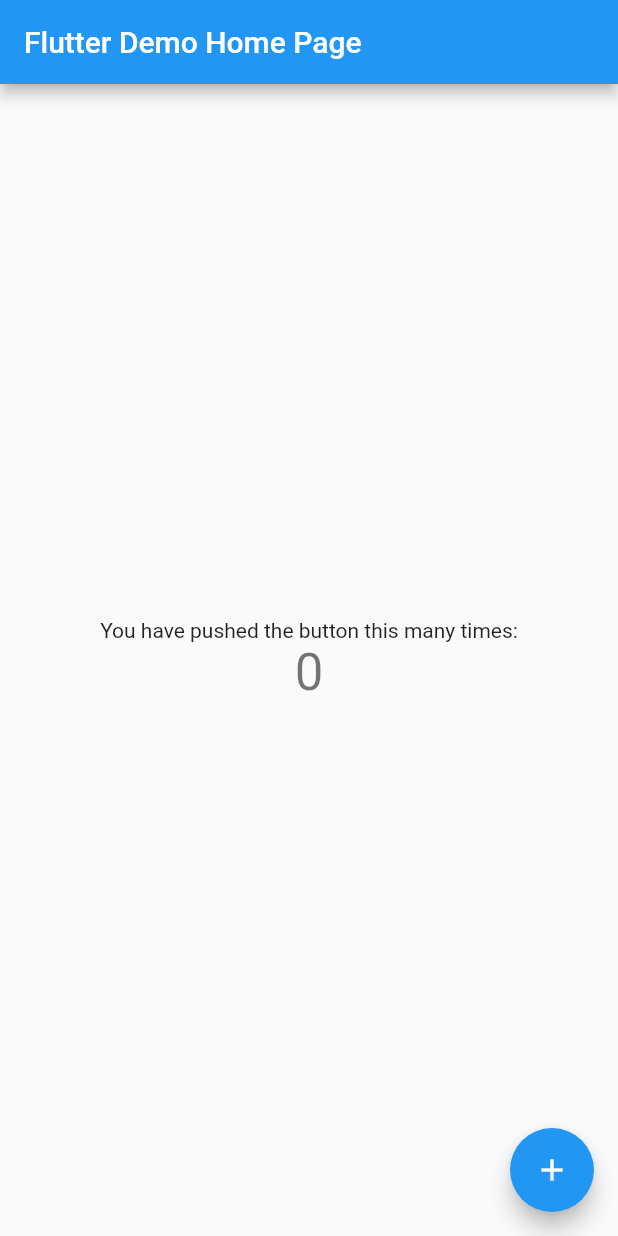
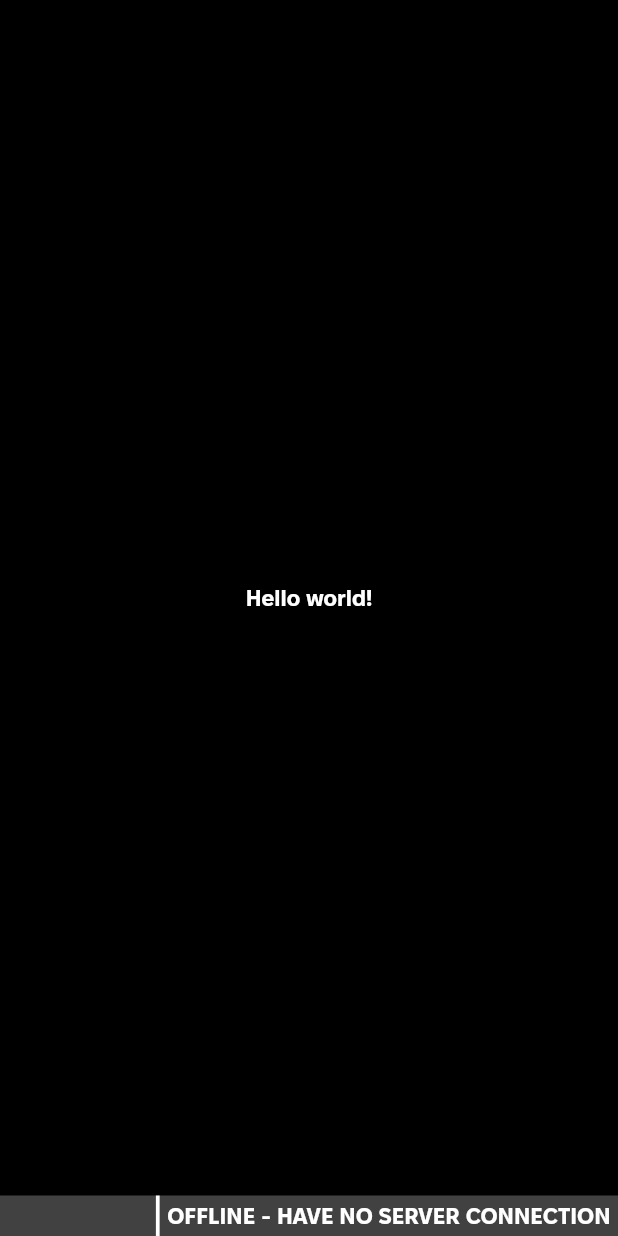
Before and after one commit to denver-code/secure_control_panel, a Flutter app: the screen it shows after launch, on a phone screen of 412 x 824 dp. Run offline on Flutter 3.47's test engine with Material 2 defaults, Android fonts, the phone set to English and light mode, and no system bars; missing offline and left inert: desktop_window.

Commit message:
Main screen scretch + fonts

```diff
--- /dev/null
+++ b/lib/internal/services/hex2color.dart
@@ -0,0 +1,16 @@
+import 'package:flutter/material.dart';
+
+extension HexColor on Color {
+  static Color fromHex(String hexString) {
+    final buffer = StringBuffer();
+    if (hexString.length == 6 || hexString.length == 7) buffer.write('ff');
+    buffer.write(hexString.replaceFirst('#', ''));
+    return Color(int.parse(buffer.toString(), radix: 16));
+  }
+
+  String toHex({bool leadingHashSign = true}) => '${leadingHashSign ? '#' : ''}'
+      '${alpha.toRadixString(16).padLeft(2, '0')}'
+      '${red.toRadixString(16).padLeft(2, '0')}'
+      '${green.toRadixString(16).padLeft(2, '0')}'
+      '${blue.toRadixString(16).padLeft(2, '0')}';
+}
--- a/lib/main.dart
+++ b/lib/main.dart
@@ -1,115 +1,30 @@
 import 'package:flutter/material.dart';
+import 'package:desktop_window/desktop_window.dart';
+import 'package:secure_control_panel/screens/authorisation_screen.dart';
 
-void main() {
+void main() async {
+  WidgetsFlutterBinding.ensureInitialized();
+
+  Size size = await DesktopWindow.getWindowSize();
+  DesktopWindow.setMinWindowSize(size);
+  DesktopWindow.setMaxWindowSize(size);
+
   runApp(const MyApp());
 }
 
 class MyApp extends StatelessWidget {
   const MyApp({Key? key}) : super(key: key);
 
-  // This widget is the root of your application.
   @override
   Widget build(BuildContext context) {
     return MaterialApp(
-      title: 'Flutter Demo',
+      title: 'Secure Control Panel',
+      debugShowCheckedModeBanner: false,
       theme: ThemeData(
-        // This is the theme of your application.
-        //
-        // Try running your application with "flutter run". You'll see the
-        // application has a blue toolbar. Then, without quitting the app, try
-        // changing the primarySwatch below to Colors.green and then invoke
-        // "hot reload" (press "r" in the console where you ran "flutter run",
-        // or simply save your changes to "hot reload" in a Flutter IDE).
-        // Notice that the counter didn't reset back to zero; the application
-        // is not restarted.
-        primarySwatch: Colors.blue,
+        fontFamily: "MacPawFixel",
+        primarySwatch: Colors.orange,
       ),
-      home: const MyHomePage(title: 'Flutter Demo Home Page'),
+      home: const AuthorisationScreen(),
     );
   }
 }
-
-class MyHomePage extends StatefulWidget {
-  const MyHomePage({Key? key, required this.title}) : super(key: key);
-
-  // This widget is the home page of your application. It is stateful, meaning
-  // that it has a State object (defined below) that contains fields that affect
-  // how it looks.
-
-  // This class is the configuration for the state. It holds the values (in this
-  // case the title) provided by the parent (in this case the App widget) and
-  // used by the build method of the State. Fields in a Widget subclass are
-  // always marked "final".
-
-  final String title;
-
-  @override
-  State<MyHomePage> createState() => _MyHomePageState();
-}
-
-class _MyHomePageState extends State<MyHomePage> {
-  int _counter = 0;
-
-  void _incrementCounter() {
-    setState(() {
-      // This call to setState tells the Flutter framework that something has
-      // changed in this State, which causes it to rerun the build method below
-      // so that the display can reflect the updated values. If we changed
-      // _counter without calling setState(), then the build method would not be
-      // called again, and so nothing would appear to happen.
-      _counter++;
-    });
-  }
-
-  @override
-  Widget build(BuildContext context) {
-    // This method is rerun every time setState is called, for instance as done
-    // by the _incrementCounter method above.
-    //
-    // The Flutter framework has been optimized to make rerunning build methods
-    // fast, so that you can just rebuild anything that needs updating rather
-    // than having to individually change instances of widgets.
-    return Scaffold(
-      appBar: AppBar(
-        // Here we take the value from the MyHomePage object that was created by
-        // the App.build method, and use it to set our appbar title.
-        title: Text(widget.title),
-      ),
-      body: Center(
-        // Center is a layout widget. It takes a single child and positions it
-        // in the middle of the parent.
-        child: Column(
-          // Column is also a layout widget. It takes a list of children and
-          // arranges them vertically. By default, it sizes itself to fit its
-          // children horizontally, and tries to be as tall as its parent.
-          //
-          // Invoke "debug painting" (press "p" in the console, choose the
-          // "Toggle Debug Paint" action from the Flutter Inspector in Android
-          // Studio, or the "Toggle Debug Paint" command in Visual Studio Code)
-          // to see the wireframe for each widget.
-          //
-          // Column has various properties to control how it sizes itself and
-          // how it positions its children. Here we use mainAxisAlignment to
-          // center the children vertically; the main axis here is the vertical
-          // axis because Columns are vertical (the cross axis would be
-          // horizontal).
-          mainAxisAlignment: MainAxisAlignment.center,
-          children: <Widget>[
-            const Text(
-              'You have pushed the button this many times:',
-            ),
-            Text(
-              '$_counter',
-              style: Theme.of(context).textTheme.headline4,
-            ),
-          ],
-        ),
-      ),
-      floatingActionButton: FloatingActionButton(
-        onPressed: _incrementCounter,
-        tooltip: 'Increment',
-        child: const Icon(Icons.add),
-      ), // This trailing comma makes auto-formatting nicer for build methods.
-    );
-  }
-}
--- /dev/null
+++ b/lib/screens/authorisation_screen.dart
@@ -0,0 +1,62 @@
+import 'dart:io';
+
+import 'package:flutter/material.dart';
+import 'package:secure_control_panel/internal/services/hex2color.dart';
+
+class AuthorisationScreen extends StatelessWidget {
+  const AuthorisationScreen({Key? key}) : super(key: key);
+
+  @override
+  Widget build(BuildContext context) {
+    return Scaffold(
+      backgroundColor: Colors.black,
+      body: SafeArea(
+          child: Stack(
+        children: const [
+          Center(
+            child: Text(
+              "Hello world!",
+              style: TextStyle(
+                fontWeight: FontWeight.w600,
+                color: Colors.white,
+                fontSize: 15,
+              ),
+            ),
+          )
+        ],
+      )),
+      bottomNavigationBar: Container(
+          alignment: Alignment.centerRight,
+          height: 27,
+          width: MediaQuery.of(context).size.width,
+          decoration: BoxDecoration(color: HexColor.fromHex("#414141")),
+          child: Row(
+            mainAxisAlignment: MainAxisAlignment.end,
+            crossAxisAlignment: CrossAxisAlignment.center,
+            children: [
+              Container(
+                height: 27,
+                width: 2.5,
+                decoration: const BoxDecoration(
+                  color: Colors.white,
+                ),
+              ),
+              const SizedBox(
+                width: 5,
+              ),
+              const Text(
+                "OFFLINE - HAVE NO SERVER CONNECTION",
+                style: TextStyle(
+                  fontWeight: FontWeight.w600,
+                  color: Colors.white,
+                  fontSize: 15,
+                ),
+              ),
+              const SizedBox(
+                width: 5,
+              ),
+            ],
+          )),
+    );
+  }
+}
```
Also changed, not shown: pubspec.yaml (+6 -66 lines), assets/fonts/MacPawFixel/MacPawFixelText-Black.ttf (added), assets/fonts/MacPawFixel/MacPawFixelText-Bold.ttf (added), assets/fonts/MacPawFixel/MacPawFixelText-ExtraBold.ttf (added), assets/fonts/MacPawFixel/MacPawFixelText-ExtraLight.ttf (added), assets/fonts/MacPawFixel/MacPawFixelText-Light.ttf (added), assets/fonts/MacPawFixel/MacPawFixelText-Medium.ttf (added), assets/fonts/MacPawFixel/MacPawFixelText-Regular.ttf (added), assets/fonts/MacPawFixel/MacPawFixelText-SemiBold.ttf (added), assets/fonts/MacPawFixel/MacPawFixelText-Thin.ttf (added), pubspec.lock, 4 other files.
